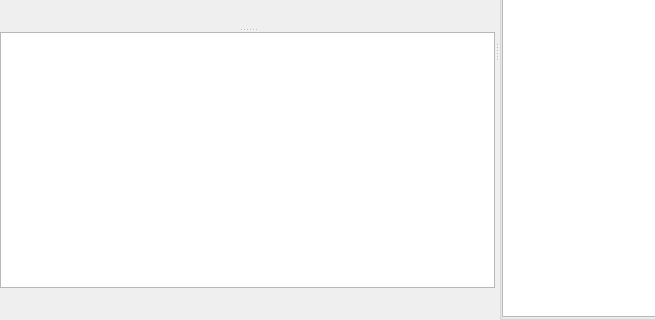
Inferno214221/sayonara-player, file src/GUI/Library/GUI_LocalLibrary.ui: the form before one commit; both pictures show x 0 to 655 and y 246 to 566 of the 753 by 566 pixel window.
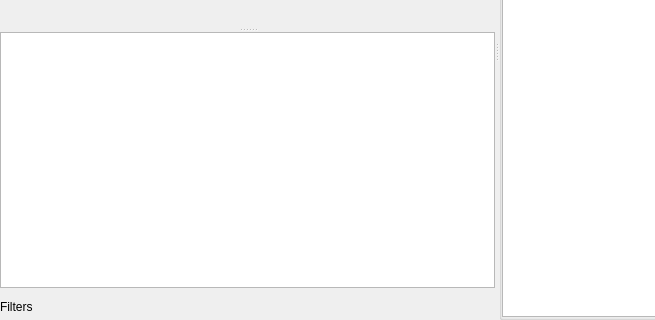
The form after the commit. Custom widgets are drawn as their Qt base class.

```diff
--- a/src/GUI/Library/GUI_LocalLibrary.ui
+++ b/src/GUI/Library/GUI_LocalLibrary.ui
@@ -373,6 +373,13 @@
             <property name="bottomMargin">
              <number>2</number>
             </property>
+            <item>
+             <widget class="QLabel" name="lab_extension">
+              <property name="text">
+               <string notr="true">Filters</string>
+              </property>
+             </widget>
+            </item>
            </layout>
           </widget>
          </widget>
```
